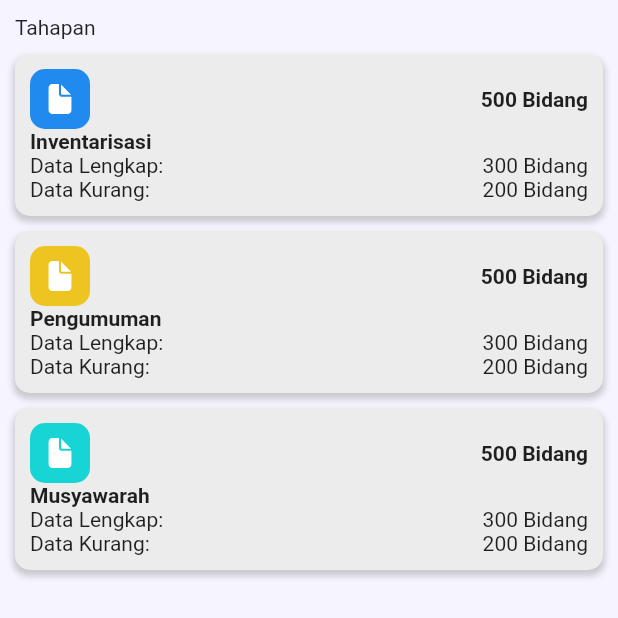
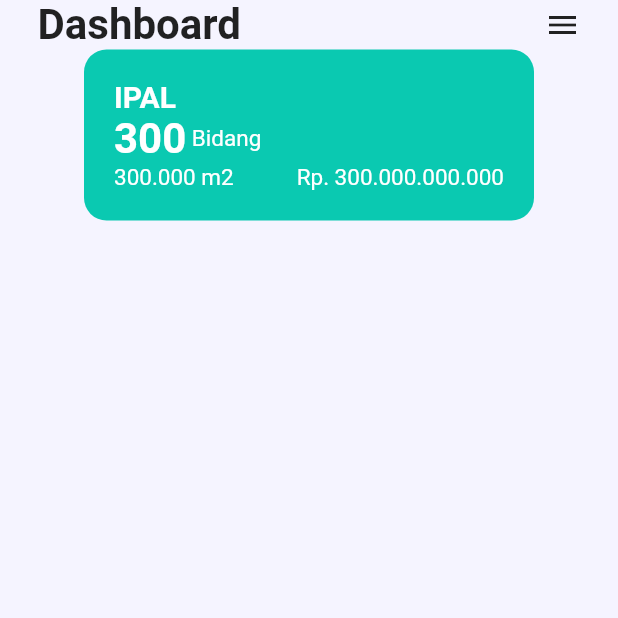
Before and after one commit to sirojjy/prototype1_lahan, a Flutter app: the Dashboard screen opened by its route, on a phone screen of 412 x 824 dp, the top half of it. Run offline on Flutter 3.47's test engine with Material 2 defaults, Android fonts, the phone set to English and light mode, and no system bars; our stand-ins replace bloc, cloud_firestore, equatable, firebase_core, firebase_storage, flutter_bloc and 4 more; accounts and stored records are empty; project files that could hold a hidden picture were left out.

Commit message:
dashboard card

```diff
--- a/lib/dashboard/card.dart
+++ /dev/null
@@ -1,10 +0,0 @@
-import 'package:flutter/material.dart';
-
-class Card extends StatelessWidget {
-  const Card({Key? key}) : super(key: key);
-
-  @override
-  Widget build(BuildContext context) {
-    return Container();
-  }
-}
--- a/lib/dashboard/dashboard.dart
+++ b/lib/dashboard/dashboard.dart
@@ -1,9 +1,11 @@
 import 'package:flutter/cupertino.dart';
 import 'package:flutter/material.dart';
 import 'package:prototype1_lahan/dashboard/DokumenInfo.dart';
+import 'package:prototype1_lahan/dashboard/model/myCard.dart';
 import 'package:prototype1_lahan/dashboard/musyawarah.dart';
 import 'package:prototype1_lahan/dashboard/pengumuman.dart';
 import 'package:prototype1_lahan/inventarisasi/test_image_picker.dart';
+import 'package:prototype1_lahan/share/appbarNew.dart';
 
 import '../inventarisasi/inventarisasi.dart';
 import '../share/custom_appbar.dart';
@@ -17,43 +19,17 @@ class Dashboard extends StatelessWidget {
     return Scaffold(
       backgroundColor: backgroundColor,
       body: SafeArea(
-        child: SingleChildScrollView(
-          primary: false,
-          padding: EdgeInsets.all(10),
-          child: Column(
-            children: [
-              Row(
-                crossAxisAlignment: CrossAxisAlignment.start,
-                children: [
-                  Expanded(child: DokumenInfo(),),
-                ],
-              ),
-              Row(
-                crossAxisAlignment: CrossAxisAlignment.start,
-                children: [
-                  Expanded(child: Pengumuman(),),
-                ],
-              ),
-              Row(
-                crossAxisAlignment: CrossAxisAlignment.start,
-                children: [
-                  Expanded(child: Musyawarah(),),
-                ],
-              ),
+        child: Column(
+          children: [
+            //appbar
+            AppbarNew(title: 'Dashboard'),
 
-              SizedBox(height: 20,),
-
-
-              // ElevatedButton(
-              //     onPressed: () => {
-              //       Navigator.push(context, MaterialPageRoute(builder: (context) => const ImagePicker()))
-              //     },
-              //     child: Text('Tambah Gambar')
-              // ),
-            ],
+            //card
+            MyCard(),
+            //
+          ],
           ),
         )
-      ),
-    );
+      );
   }
 }
--- /dev/null
+++ b/lib/dashboard/model/myCard.dart
@@ -0,0 +1,65 @@
+import 'package:flutter/material.dart';
+import 'package:prototype1_lahan/share/item.dart';
+
+class MyCard extends StatelessWidget {
+
+  const MyCard({Key? key}) : super(key: key);
+
+  @override
+  Widget build(BuildContext context) {
+    return Container(
+      width: 300,
+      padding: EdgeInsets.all(20),
+      decoration: BoxDecoration(
+        color: Color(0xFF0AC9B1),
+        borderRadius: BorderRadius.circular(15),
+      ),
+      child: Column(
+        crossAxisAlignment: CrossAxisAlignment.start,
+        children: [
+          Text('IPAL',
+            style: TextStyle(
+              color: whiteColor,
+              fontWeight: FontWeight.bold,
+              fontSize: 20,
+            ),
+          ),
+          Row(
+            children: [
+              Text('300',
+                style: TextStyle(
+                  color: whiteColor,
+                  fontWeight: FontWeight.bold,
+                  fontSize: 28,
+                ),
+              ),
+              Text(' Bidang',
+                style: TextStyle(
+                  color: whiteColor,
+                  fontSize: 15,
+                ),
+              ),
+            ],
+          ),
+          Row(
+            mainAxisAlignment: MainAxisAlignment.spaceBetween,
+            children: [
+              Text('300.000 m2',
+                style: TextStyle(
+                  color: whiteColor,
+                  fontSize: 15,
+                ),
+              ),
+              Text('Rp. 300.000.000.000',
+                style: TextStyle(
+                  color: whiteColor,
+                  fontSize: 15,
+                ),
+              ),
+            ],
+          ),
+        ],
+      ),
+    );
+  }
+}
--- /dev/null
+++ b/lib/share/appbarNew.dart
@@ -0,0 +1,24 @@
+import 'package:flutter/material.dart';
+
+class AppbarNew extends StatelessWidget {
+  final String title;
+   const AppbarNew({Key? key, required this.title}) : super(key: key);
+
+  @override
+  Widget build(BuildContext context) {
+    return Padding(padding: const EdgeInsets.symmetric(horizontal: 25),
+      child: Row(
+        mainAxisAlignment: MainAxisAlignment.spaceBetween,
+        children: [
+          Text(title,
+          style: TextStyle(
+            fontSize: 28,
+            fontWeight: FontWeight.bold,
+          ),
+          ),
+          Icon(Icons.menu)
+        ],
+      ),
+    );
+  }
+}
--- a/lib/share/item.dart
+++ b/lib/share/item.dart
@@ -1,5 +1,6 @@
 import 'package:flutter/material.dart';
 
+//Color
 const primaryColor = Color(0xFF2697FF);
 const secondaryColor = Color(0xFFA0D0FF);
 const thirdColor = Color(0xFFCFE6FF);
```
Also changed, not shown: pubspec.lock, 1 other file.
